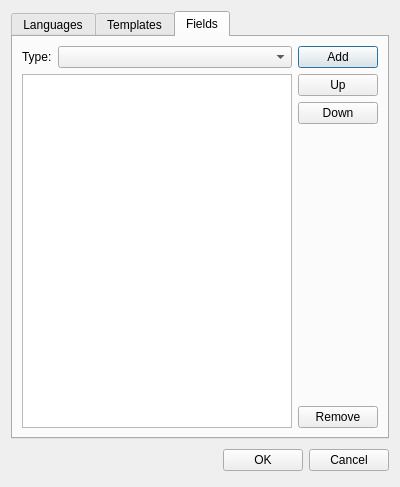
martin-kudlicka/vocabulary-master, file source/vocabularymanagerdialog/vocabularysettingsdialog.ui: the form before one commit.
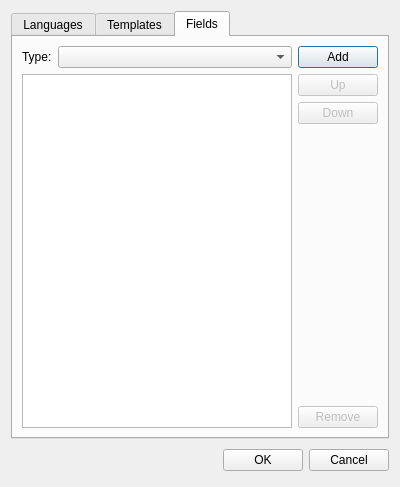
The form after the commit. The open tabs and pages were chosen to show the change.

Commit message: * up/down/remove field controls disabled by default

What changed in the file:
```diff
--- a/source/vocabularymanagerdialog/vocabularysettingsdialog.ui
+++ b/source/vocabularymanagerdialog/vocabularysettingsdialog.ui
@@ -237,6 +237,9 @@
           <layout class="QVBoxLayout" name="verticalLayout_2">
            <item>
             <widget class="QPushButton" name="qpbFieldUp">
+             <property name="enabled">
+              <bool>false</bool>
+             </property>
              <property name="text">
               <string>Up</string>
              </property>
@@ -244,6 +247,9 @@
            </item>
            <item>
             <widget class="QPushButton" name="qpbFieldDown">
+             <property name="enabled">
+              <bool>false</bool>
+             </property>
              <property name="text">
               <string>Down</string>
              </property>
@@ -264,6 +270,9 @@
            </item>
            <item>
             <widget class="QPushButton" name="qpbFieldRemove">
+             <property name="enabled">
+              <bool>false</bool>
+             </property>
              <property name="text">
               <string>Remove</string>
              </property>
```
